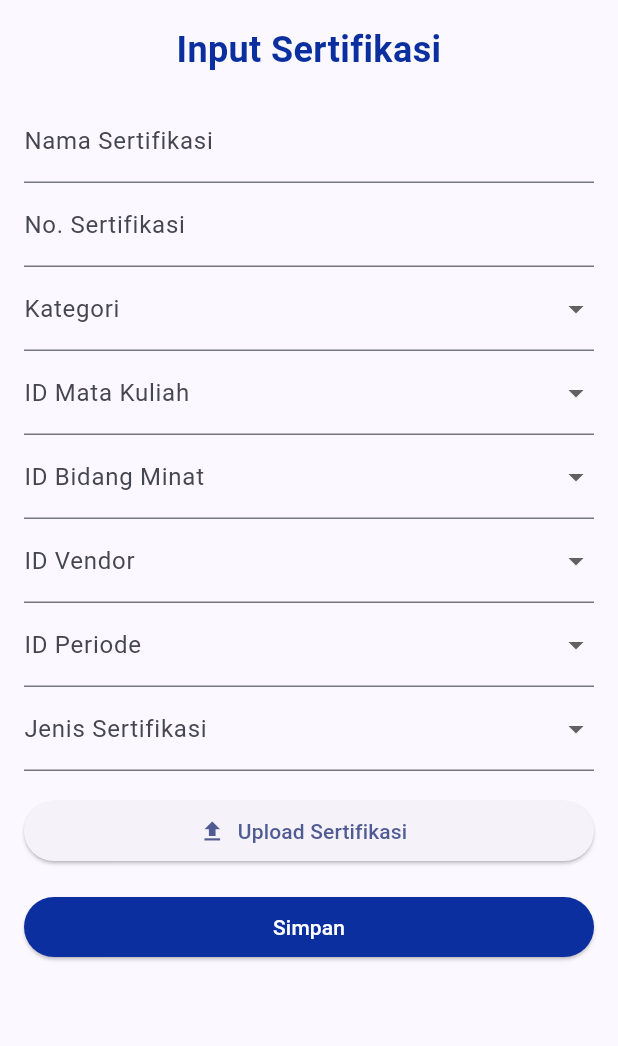
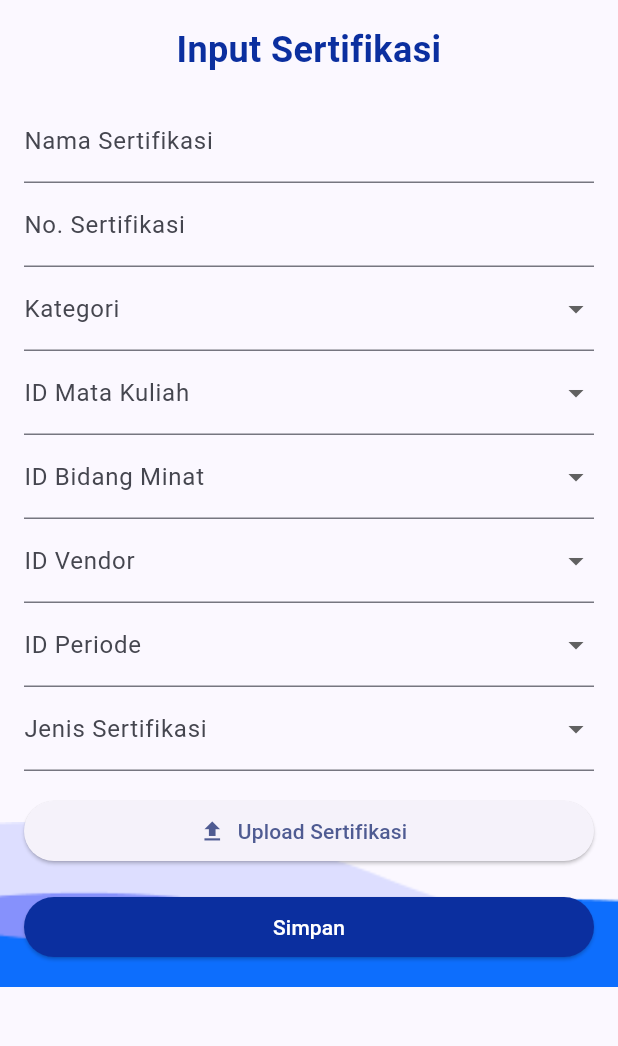
Before and after one commit to RezaKurniawann/PBL_Mobile_Sertipedia, a Flutter app: the InputSertifikasi screen opened by its route, on a phone screen of 412 x 824 dp, the part 84-1130 px from its top. Run offline on Flutter 3.47's test engine with Material 3 defaults, Android fonts, the phone set to English and light mode, and no system bars; our stand-ins replace dio, image_picker.

Commit message:
update background pelatiahan dan sertifikasi

```diff
--- a/lib/Views/input_sertifikasi.dart
+++ b/lib/Views/input_sertifikasi.dart
@@ -305,7 +305,19 @@ class _InputSertifikasiState extends State<InputSertifikasi> {
           ),
         ),
       ),
-      body: SingleChildScrollView(
+       body: Stack(
+        children: [
+          Positioned(
+            left: 0,
+            right: 0,
+            bottom: 0,
+            child: Image.asset(
+              'assets/backgroundbuttom.png', // Path to your footer image
+              fit: BoxFit.cover,
+              height: 110, // Adjust the height if necessary
+            ),
+          ),
+      SingleChildScrollView(
         padding: const EdgeInsets.all(16.0),
         child: Column(
           crossAxisAlignment: CrossAxisAlignment.stretch,
@@ -443,9 +455,12 @@ class _InputSertifikasiState extends State<InputSertifikasi> {
               ),
               child: const Text('Simpan'),
             ),
-          ],
-        ),
+        ],
       ),
+    ),
+  ],
+),
+
     );
   }
 }
```
Also changed, not shown: lib/Views/input_pelatihan.dart (+21 -21 lines).
